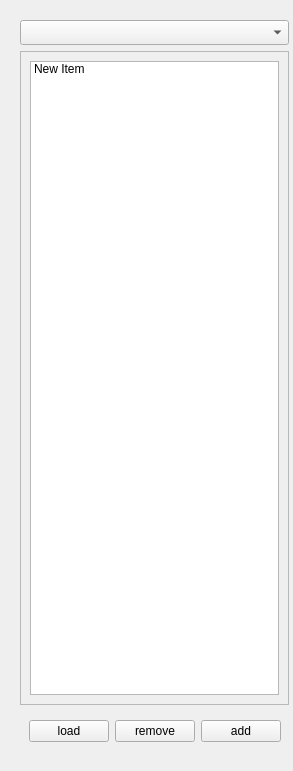
Old version of the form pathplanner.ui in the repository oliversssf2/ui_app.
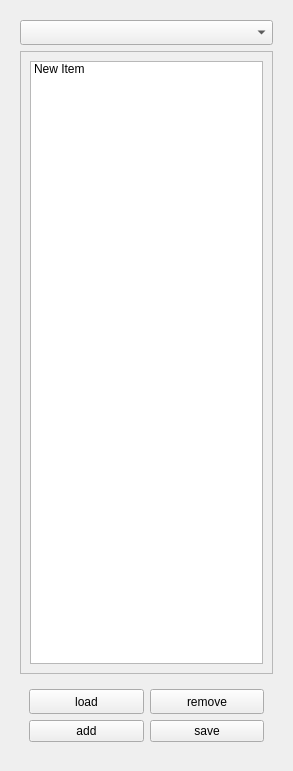
New version of the form.

What changed in the file:
```diff
--- a/pathplanner.ui
+++ b/pathplanner.ui
@@ -84,7 +84,7 @@
         <property name="maximumSize">
          <size>
           <width>269</width>
-          <height>1000</height>
+          <height>800</height>
          </size>
         </property>
         <property name="widgetResizable">
@@ -139,24 +139,11 @@
           <height>27</height>
          </size>
         </property>
-        <layout class="QHBoxLayout" name="horizontalLayout_2">
+        <layout class="QGridLayout" name="gridLayout">
          <property name="sizeConstraint">
           <enum>QLayout::SetMaximumSize</enum>
          </property>
-         <item>
-          <widget class="QPushButton" name="pushButton_2">
-           <property name="maximumSize">
-            <size>
-             <width>131</width>
-             <height>25</height>
-            </size>
-           </property>
-           <property name="text">
-            <string>load</string>
-           </property>
-          </widget>
-         </item>
-         <item>
+         <item row="0" column="1">
           <widget class="QPushButton" name="pushButton">
            <property name="sizePolicy">
             <sizepolicy hsizetype="Preferred" vsizetype="Fixed">
@@ -175,13 +162,33 @@
            </property>
           </widget>
          </item>
-         <item>
+         <item row="0" column="0">
+          <widget class="QPushButton" name="pushButton_2">
+           <property name="maximumSize">
+            <size>
+             <width>131</width>
+             <height>25</height>
+            </size>
+           </property>
+           <property name="text">
+            <string>load</string>
+           </property>
+          </widget>
+         </item>
+         <item row="1" column="0">
           <widget class="QPushButton" name="pushButton_3">
            <property name="text">
             <string>add</string>
            </property>
           </widget>
          </item>
+         <item row="1" column="1">
+          <widget class="QPushButton" name="pushButton_4">
+           <property name="text">
+            <string>save</string>
+           </property>
+          </widget>
+         </item>
         </layout>
        </widget>
       </item>
```
